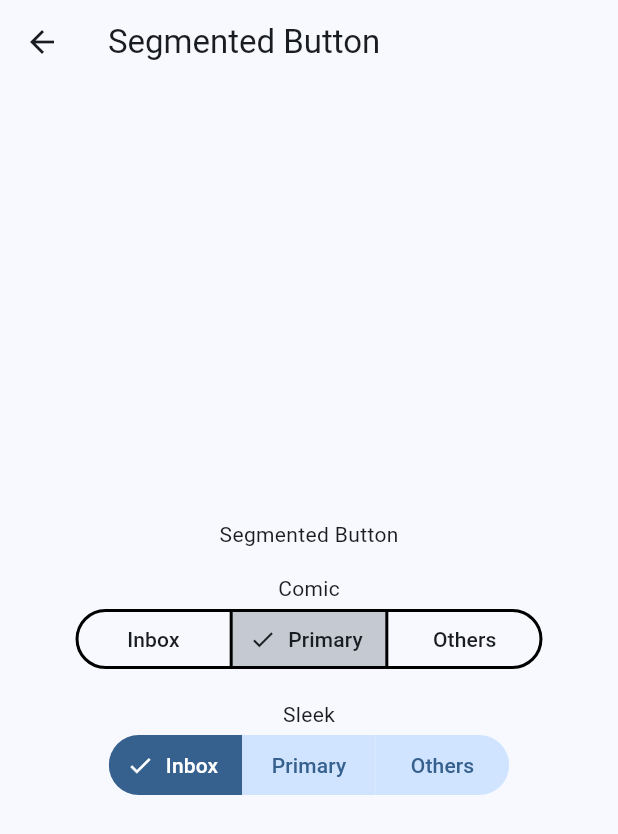
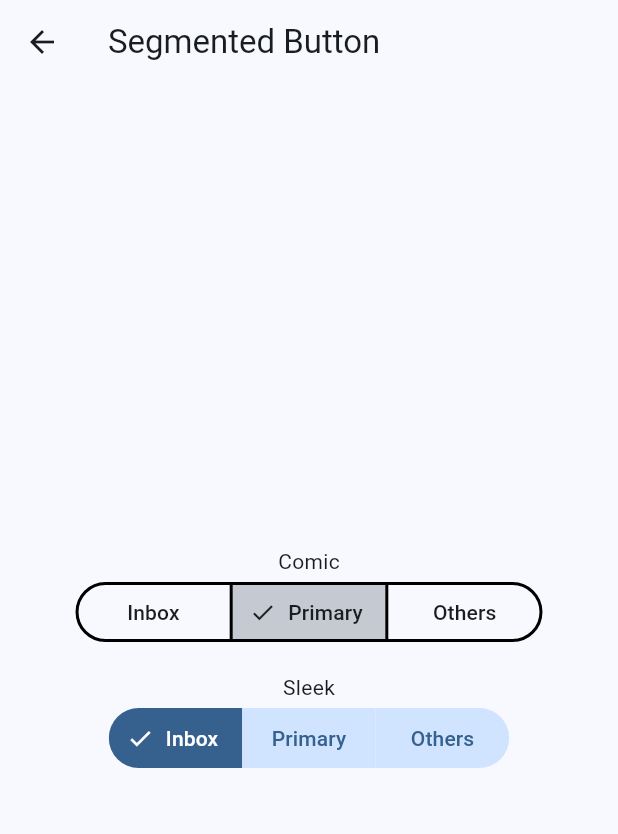
Before and after one commit to thruthesky/easy_design_system_backup_2024_09_24, a Flutter app: the SegmentedButtonScreen screen opened directly, after a tap on "Primary", on a phone screen of 412 x 824 dp. Shown: the top 834 px of the screen. Run offline on Flutter 3.47's test engine with Material 3 defaults, Android fonts, the phone set to English and light mode, and no system bars; our stand-ins replace cached_network_image, rxdart, smooth_page_indicator; missing offline and left inert: loop_page_view.

Commit message:
widget updates

```diff
--- a/example/lib/screens/segmented_button/segmented_button.dart
+++ b/example/lib/screens/segmented_button/segmented_button.dart
@@ -9,7 +9,6 @@ class SegmentedButtonScreen extends StatefulWidget {
 }
 
 class _SegmentedButtonState extends State<SegmentedButtonScreen> {
-  @override
   Set<String> _selected = {'value1'};
   Set<String> _selected1 = {'value1'};
 
@@ -32,12 +31,7 @@ class _SegmentedButtonState extends State<SegmentedButtonScreen> {
         title: const Text('Segmented Button'),
       ),
       body: Center(
-        child: Column(
-          mainAxisAlignment: MainAxisAlignment.center,
-          children: [
-            const Text('Segmented Button'),
-            const SizedBox(height: 16),
-            Wrap(
+        child: Wrap(
           alignment: WrapAlignment.center,
           spacing: 16,
           runSpacing: 16,
@@ -51,8 +45,7 @@ class _SegmentedButtonState extends State<SegmentedButtonScreen> {
                     selected: _selected,
                     segments: const [
                       ButtonSegment(value: 'value1', label: Text('Inbox')),
-                          ButtonSegment(
-                              value: 'value2', label: Text('Primary')),
+                      ButtonSegment(value: 'value2', label: Text('Primary')),
                       ButtonSegment(value: 'value3', label: Text('Others')),
                     ],
                     onSelectionChanged: updateSelection,
@@ -69,8 +62,7 @@ class _SegmentedButtonState extends State<SegmentedButtonScreen> {
                     selected: _selected1,
                     segments: const [
                       ButtonSegment(value: 'value1', label: Text('Inbox')),
-                          ButtonSegment(
-                              value: 'value2', label: Text('Primary')),
+                      ButtonSegment(value: 'value2', label: Text('Primary')),
                       ButtonSegment(value: 'value3', label: Text('Others')),
                     ],
                     onSelectionChanged: updateSelection1,
@@ -80,8 +72,6 @@ class _SegmentedButtonState extends State<SegmentedButtonScreen> {
             ),
           ],
         ),
-          ],
-        ),
       ),
     );
   }
--- a/lib/src/themes/comic/comic.theme.dart
+++ b/lib/src/themes/comic/comic.theme.dart
@@ -10,7 +10,7 @@ class ComicIconButtonThemeData {
     return ThemeData(
       iconButtonTheme: IconButtonThemeData(
         style: ButtonStyle(
-          shape: MaterialStateProperty.all(
+          shape: WidgetStateProperty.all(
             RoundedRectangleBorder(
               borderRadius: BorderRadius.circular(24),
               side: BorderSide(
@@ -33,11 +33,9 @@ class ComicTextButtonThemeData {
     return ThemeData(
       textButtonTheme: TextButtonThemeData(
         style: ButtonStyle(
-          foregroundColor:
-              MaterialStateProperty.all(theme.colorScheme.onSurface),
-          backgroundColor:
-              MaterialStateProperty.all(theme.colorScheme.background),
-          shape: MaterialStateProperty.all(
+          foregroundColor: WidgetStateProperty.all(theme.colorScheme.onSurface),
+          backgroundColor: WidgetStateProperty.all(theme.colorScheme.surface),
+          shape: WidgetStateProperty.all(
             RoundedRectangleBorder(
               borderRadius: BorderRadius.circular(24),
               side: BorderSide(
@@ -66,13 +64,13 @@ class ComicThemeData {
     return ThemeData(
       appBarTheme: AppBarTheme(
         iconTheme: theme.iconTheme.copyWith(
-          color: theme.colorScheme.onBackground,
+          color: theme.colorScheme.onSurface,
         ),
         actionsIconTheme: theme.iconTheme.copyWith(
-          color: theme.colorScheme.onBackground,
+          color: theme.colorScheme.onSurface,
         ),
         titleTextStyle: theme.textTheme.headlineMedium?.copyWith(
-          color: theme.colorScheme.onBackground,
+          color: theme.colorScheme.onSurface,
         ),
       ),
 
@@ -86,7 +84,7 @@ class ComicThemeData {
         textColor: theme.colorScheme.onSecondary,
       ),
       bottomSheetTheme: BottomSheetThemeData(
-        backgroundColor: theme.colorScheme.background,
+        backgroundColor: theme.colorScheme.surface,
         shape: const Border(
           top: BorderSide(
             width: borderThickness,
@@ -100,8 +98,8 @@ class ComicThemeData {
       ),
       elevatedButtonTheme: ElevatedButtonThemeData(
         style: ButtonStyle(
-          elevation: MaterialStateProperty.all(0),
-          shape: MaterialStateProperty.all(
+          elevation: WidgetStateProperty.all(0),
+          shape: WidgetStateProperty.all(
             RoundedRectangleBorder(
               borderRadius: BorderRadius.circular(24),
               side: BorderSide(
@@ -113,7 +111,7 @@ class ComicThemeData {
         ),
       ),
       floatingActionButtonTheme: FloatingActionButtonThemeData(
-        backgroundColor: theme.colorScheme.background,
+        backgroundColor: theme.colorScheme.surface,
         elevation: 0,
         shape: RoundedRectangleBorder(
           borderRadius: BorderRadius.circular(24),
@@ -137,9 +135,9 @@ class ComicThemeData {
       ),
       outlinedButtonTheme: OutlinedButtonThemeData(
         style: ButtonStyle(
-          elevation: MaterialStateProperty.all(0),
+          elevation: WidgetStateProperty.all(0),
           // NOTE: Shape is not working here.
-          side: MaterialStatePropertyAll(
+          side: WidgetStatePropertyAll(
             BorderSide(
               color: theme.colorScheme.outline,
               width: borderThickness,
@@ -163,15 +161,15 @@ class ComicThemeData {
           border: Border(
             bottom: BorderSide(
               width: borderThickness * 3,
-              color: theme.colorScheme.onBackground,
+              color: theme.colorScheme.onSurface,
             ),
           ),
         ),
-        dividerColor: theme.colorScheme.onBackground,
+        dividerColor: theme.colorScheme.onSurface,
         dividerHeight: borderThickness * 0.8,
-        labelColor: theme.colorScheme.onBackground,
-        unselectedLabelColor: theme.colorScheme.onBackground,
-        overlayColor: MaterialStateProperty.all(
+        labelColor: theme.colorScheme.onSurface,
+        unselectedLabelColor: theme.colorScheme.onSurface,
+        overlayColor: WidgetStateProperty.all(
           theme.colorScheme.secondary.withAlpha(40),
         ),
       ),
@@ -179,25 +177,25 @@ class ComicThemeData {
       navigationBarTheme: theme.navigationBarTheme.copyWith(
         surfaceTintColor: Colors.transparent,
         backgroundColor: theme.navigationBarTheme.backgroundColor,
-        labelTextStyle: MaterialStateProperty.resolveWith((states) {
-          if (states.contains(MaterialState.selected)) {
+        labelTextStyle: WidgetStateProperty.resolveWith((states) {
+          if (states.contains(WidgetState.selected)) {
             return TextStyle(
               fontSize: 13,
               fontWeight: FontWeight.w800,
-              color: Theme.of(context).colorScheme.onBackground,
+              color: Theme.of(context).colorScheme.onSurface,
             );
           }
           return TextStyle(
             fontSize: 13,
             fontWeight: FontWeight.w300,
-            color: Theme.of(context).colorScheme.onBackground,
+            color: Theme.of(context).colorScheme.onSurface,
           );
         }),
-        indicatorColor: Theme.of(context).colorScheme.background,
+        indicatorColor: Theme.of(context).colorScheme.surface,
         indicatorShape: RoundedRectangleBorder(
           side: BorderSide(
             width: borderThickness,
-            color: Theme.of(context).colorScheme.onBackground,
+            color: Theme.of(context).colorScheme.onSurface,
           ),
           borderRadius: BorderRadius.circular(24),
         ),
@@ -206,6 +204,20 @@ class ComicThemeData {
       progressIndicatorTheme: ProgressIndicatorThemeData(
         linearTrackColor: theme.colorScheme.outlineVariant.withAlpha(40),
         color: theme.colorScheme.secondary,
+      ),
+      snackBarTheme: SnackBarThemeData(
+        elevation: 0,
+        backgroundColor: theme.colorScheme.surface,
+        shape: RoundedRectangleBorder(
+          borderRadius: BorderRadius.circular(24),
+          side: const BorderSide(
+            width: borderThickness,
+          ),
+        ),
+        actionTextColor: theme.colorScheme.primary,
+        contentTextStyle: TextStyle(
+          color: theme.colorScheme.onSurface,
+        ),
       ),
       segmentedButtonTheme: SegmentedButtonThemeData(
         style: SegmentedButton.styleFrom(
--- a/lib/src/themes/sleek/sleek.theme.dart
+++ b/lib/src/themes/sleek/sleek.theme.dart
@@ -12,7 +12,6 @@ class SleekThemeData {
   ///
   /// [of] is a method that returns a [ThemeData] object with the color scheme
   static ThemeData of(BuildContext context) {
-
     final theme = Theme.of(context);
     return ThemeData(
       badgeTheme: BadgeThemeData(
@@ -23,13 +22,12 @@ class SleekThemeData {
       colorScheme: Theme.of(context).colorScheme,
       elevatedButtonTheme: ElevatedButtonThemeData(
         style: ButtonStyle(
-          elevation: MaterialStateProperty.all(0),
-          foregroundColor:
-              MaterialStateProperty.all(theme.colorScheme.onSurface),
-          backgroundColor: MaterialStateProperty.all(
+          elevation: WidgetStateProperty.all(0),
+          foregroundColor: WidgetStateProperty.all(theme.colorScheme.onSurface),
+          backgroundColor: WidgetStateProperty.all(
             theme.colorScheme.primaryContainer,
           ),
-          shape: MaterialStateProperty.all(
+          shape: WidgetStateProperty.all(
             RoundedRectangleBorder(
               borderRadius: BorderRadius.circular(24),
             ),
@@ -47,12 +45,12 @@ class SleekThemeData {
       ),
       iconButtonTheme: IconButtonThemeData(
         style: ButtonStyle(
-          elevation: MaterialStateProperty.all(0),
-          foregroundColor: MaterialStateProperty.all(theme.colorScheme.primary),
-          backgroundColor: MaterialStateProperty.all(
+          elevation: WidgetStateProperty.all(0),
+          foregroundColor: WidgetStateProperty.all(theme.colorScheme.primary),
+          backgroundColor: WidgetStateProperty.all(
             theme.colorScheme.primaryContainer,
           ),
-          shape: MaterialStateProperty.all(
+          shape: WidgetStateProperty.all(
             RoundedRectangleBorder(
               borderRadius: BorderRadius.circular(24),
             ),
@@ -92,17 +90,27 @@ class SleekThemeData {
       ),
       textButtonTheme: TextButtonThemeData(
         style: ButtonStyle(
-          foregroundColor:
-              MaterialStateProperty.all(theme.colorScheme.onSurface),
-          backgroundColor: MaterialStateProperty.all(
+          foregroundColor: WidgetStateProperty.all(theme.colorScheme.onSurface),
+          backgroundColor: WidgetStateProperty.all(
             theme.colorScheme.primaryContainer,
           ),
-          shape: MaterialStateProperty.all(
+          shape: WidgetStateProperty.all(
             RoundedRectangleBorder(
               borderRadius: BorderRadius.circular(24),
             ),
           ),
         ),
+      ),
+      snackBarTheme: SnackBarThemeData(
+        elevation: 0,
+        backgroundColor: theme.colorScheme.primaryContainer,
+        contentTextStyle: TextStyle(
+          color: theme.colorScheme.onPrimaryContainer,
+        ),
+        shape: RoundedRectangleBorder(
+          borderRadius: BorderRadius.circular(24),
+        ),
+        actionTextColor: theme.colorScheme.primary,
       ),
     );
   }
```
Also changed, not shown: example/lib/main.dart (+7 -4 lines), example/lib/screens/progress_indicator/progress_indicator.screen.dart (added, +51 -0 lines), example/lib/screens/snackbar/comic.snackbar.screen.dart (added, +32 -0 lines), example/lib/screens/snackbar/sleek.snackbar.screen.dart (added, +32 -0 lines), example/lib/screens/snackbar/snackbars.screen.dart (added, +41 -0 lines), example/lib/widgets/floating_action_button.dart (deleted, +0 -45 lines), example/lib/widgets/progress_indicator.dart (deleted, +0 -43 lines). Lines whose indentation alone changed are shown as unchanged.
